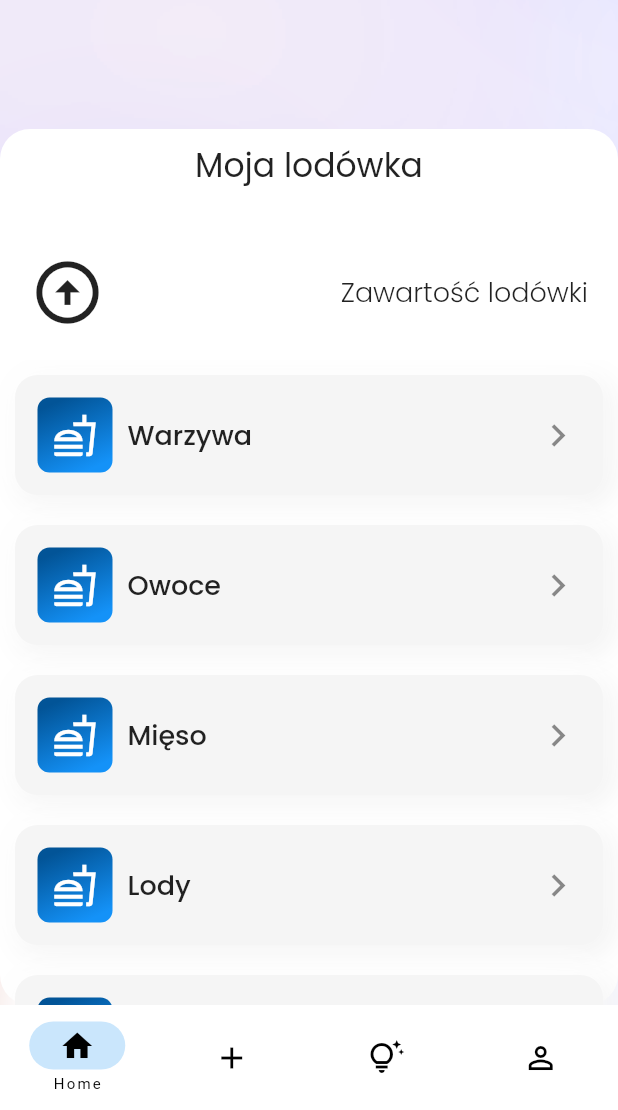
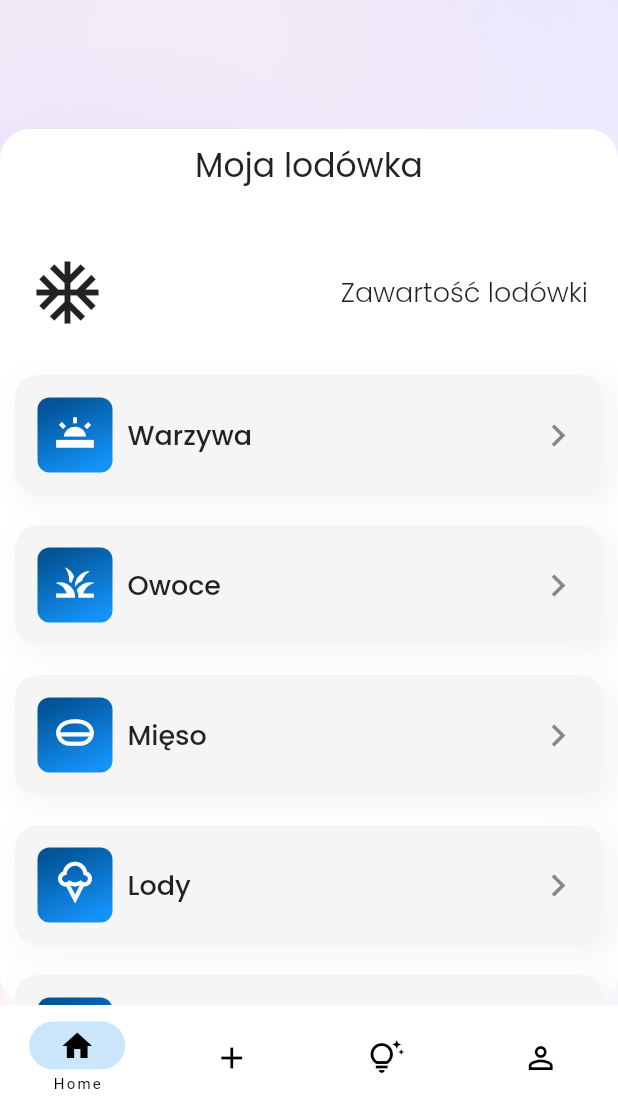
Before and after one commit to romanmatla/frozenfood23, a Flutter app: the screen it shows once a user with an empty profile is signed in, on a phone screen of 412 x 824 dp, the part 126-1236 px from its top. Run offline on Flutter 3.47's test engine with Material 2 defaults, Android fonts, the phone set to English and light mode, and no system bars; our stand-ins replace bloc, cloud_firestore, firebase_auth, firebase_core, flutter_bloc, google_fonts; accounts and stored records are empty.

Commit message:
set category icons in MyRefrigeratorPageContent

```diff
--- a/lib/app/features/home/add_fruit_product/add_fruit_product_page_content.dart
+++ b/lib/app/features/home/add_fruit_product/add_fruit_product_page_content.dart
@@ -33,14 +33,9 @@ class _AddFruitProductPageContentState
         title: const Text('Dodaj produkt'),
         actions: [
           IconButton(
-            onPressed:
-                //  name.isEmpty ||
-                //         dateAdded.isEmpty ||
-                //         expirationDate.isEmpty ||
-                //         quantity.isEmpty
-                // ? null
-                // :
-                () {
+            onPressed: name.isEmpty || quantity.isEmpty
+                ? null
+                : () {
                     FirebaseFirestore.instance.collection('product').add(
                       {
                         'name': name,
--- a/lib/app/features/home/my_refrigerator/my_refrigerator_page_content.dart
+++ b/lib/app/features/home/my_refrigerator/my_refrigerator_page_content.dart
@@ -44,7 +44,7 @@ class MyRefrigeratorPageContent extends StatelessWidget {
                       mainAxisAlignment: MainAxisAlignment.spaceBetween,
                       children: [
                         const Icon(
-                          Icons.arrow_circle_up,
+                          Icons.ac_unit,
                           size: 50,
                         ),
                         Text('Zawartość lodówki',
@@ -79,80 +79,8 @@ class MyRefrigeratorPageContent extends StatelessWidget {
                         const CategoryWidget('Mięso'),
                         const CategoryWidget('Lody'),
                         const CategoryWidget('Pieczywo'),
+                        const CategoryWidget('Dania gotowe'),
                         const CategoryWidget('Inne'),
-                        InkWell(
-                          onTap: () {
-                            Navigator.of(context).push(
-                              MaterialPageRoute(
-                                builder: (context) =>
-                                    const VegetablesPageContent(),
-                              ),
-                            );
-                          },
-                          child: Padding(
-                            padding: const EdgeInsets.all(8.0),
-                            child: Container(
-                              padding: const EdgeInsets.all(15.0),
-                              margin: const EdgeInsets.all(2),
-                              decoration: BoxDecoration(
-                                color: Colors.grey[50],
-                                borderRadius: BorderRadius.circular(15),
-                                boxShadow: [
-                                  BoxShadow(
-                                    color: Colors.grey.shade200,
-                                    offset: const Offset(4.0, 4.0),
-                                    blurRadius: 15,
-                                    spreadRadius: 1,
-                                  ),
-                                  const BoxShadow(
-                                    color: Colors.white,
-                                    offset: Offset(-4.0, -4.0),
-                                    blurRadius: 15,
-                                    spreadRadius: 1,
-                                  )
-                                ],
-                              ),
-                              child: Row(
-                                mainAxisAlignment:
-                                    MainAxisAlignment.spaceBetween,
-                                children: [
-                                  Row(
-                                    children: [
-                                      Container(
-                                        height: 50,
-                                        width: 50,
-                                        decoration: BoxDecoration(
-                                          borderRadius:
-                                              BorderRadius.circular(8),
-                                          color: Colors.blue,
-                                        ),
-                                        child: const Icon(
-                                          Icons.fastfood_outlined,
-                                          color: Colors.white,
-                                          size: 30,
-                                        ),
-                                      ),
-                                      Center(
-                                        child: Padding(
-                                          padding: const EdgeInsets.all(10.0),
-                                          child: Text('z kodu -',
-                                              style: GoogleFonts.poppins(
-                                                  fontSize: 18,
-                                                  fontWeight: FontWeight.w500)),
-                                        ),
-                                      ),
-                                    ],
-                                  ),
-                                  const Icon(
-                                    Icons.keyboard_arrow_right_outlined,
-                                    color: Colors.black45,
-                                    size: 30,
-                                  ),
-                                ],
-                              ),
-                            ),
-                          ),
-                        ),
                       ],
                     ),
                   ),
@@ -216,12 +144,61 @@ class CategoryWidget extends StatelessWidget {
                       ],
                       transform: GradientRotation(20),
                     ),
-                    // color: Colors.red,
                   ),
-                  child: const Icon(
-                    Icons.fastfood_outlined,
-                    color: Colors.white,
-                    size: 30,
+                  child: Padding(
+                    padding: const EdgeInsets.all(8.0),
+                    child: Column(
+                      children: [
+                        if (title == 'Mięso')
+                          const Icon(
+                            Icons.home_mini,
+                            color: Colors.white,
+                            size: 30,
+                          ),
+                        if (title == 'Warzywa')
+                          const Icon(
+                            Icons.wb_twighlight,
+                            color: Colors.white,
+                            size: 30,
+                          ),
+                        if (title == 'Owoce')
+                          const Icon(
+                            Icons.grass,
+                            color: Colors.white,
+                            size: 30,
+                          ),
+                        if (title == 'Pieczywo')
+                          const Icon(
+                            Icons.bakery_dining,
+                            color: Colors.white,
+                            size: 30,
+                          ),
+                        if (title == 'Inne')
+                          const Icon(
+                            Icons.dinner_dining,
+                            color: Colors.white,
+                            size: 30,
+                          ),
+                        if (title == 'Dania gotowe')
+                          const Icon(
+                            Icons.fastfood_outlined,
+                            color: Colors.white,
+                            size: 30,
+                          ),
+                        if (title == 'Lody')
+                          const Icon(
+                            Icons.icecream_outlined,
+                            color: Colors.white,
+                            size: 30,
+                          ),
+
+                        // const Icon(
+                        //   Icons.fastfood_outlined,
+                        //   color: Colors.white,
+                        //   size: 30,
+                        // ),
+                      ],
+                    ),
                   ),
                 ),
                 Center(
```
Lines whose indentation alone changed are shown as unchanged.
